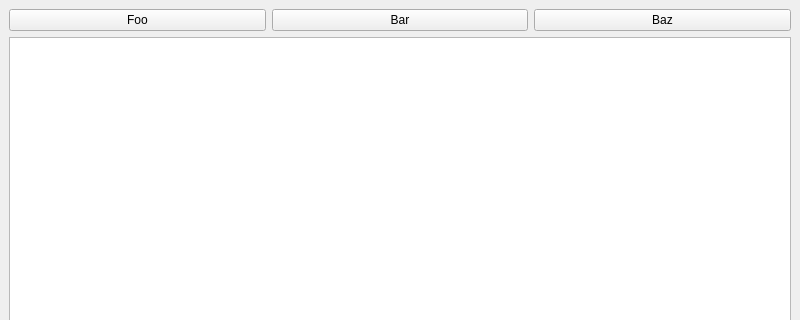
Above: TestApp/selectitemforedit.ui from mariuszmaximus/qt_gadget_edit_model before the change; both pictures show x 0 to 800 and y 0 to 320 of the 800 by 600 pixel window. Below: the same form after it.
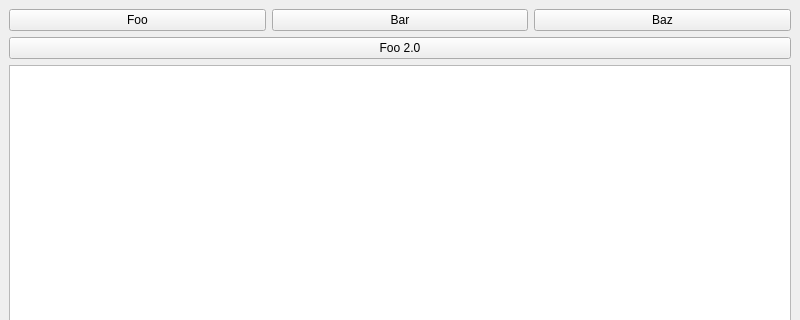
That is the form after the change.

Patch:
```diff
--- a/TestApp/selectitemforedit.ui
+++ b/TestApp/selectitemforedit.ui
@@ -40,6 +40,17 @@
       </item>
      </layout>
     </item>
+    <item>
+     <layout class="QHBoxLayout" name="horizontalLayout_2">
+      <item>
+       <widget class="QPushButton" name="testFooButto20">
+        <property name="text">
+         <string>Foo 2.0</string>
+        </property>
+       </widget>
+      </item>
+     </layout>
+    </item>
     <item>
      <widget class="QTableView" name="gadgetView"/>
     </item>
```
Left out of the diff: 2 changed lines with no effect on the pictures.
